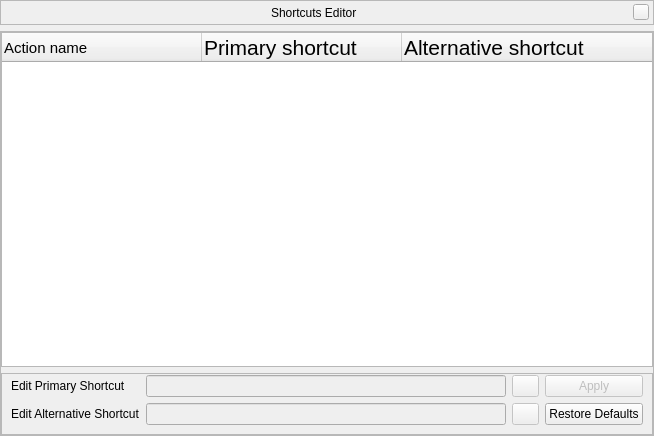
Before: the Qt Designer form src/gui/shortcutsDialog.ui in 519984307/stellarium_src, drawn with Qt 5.
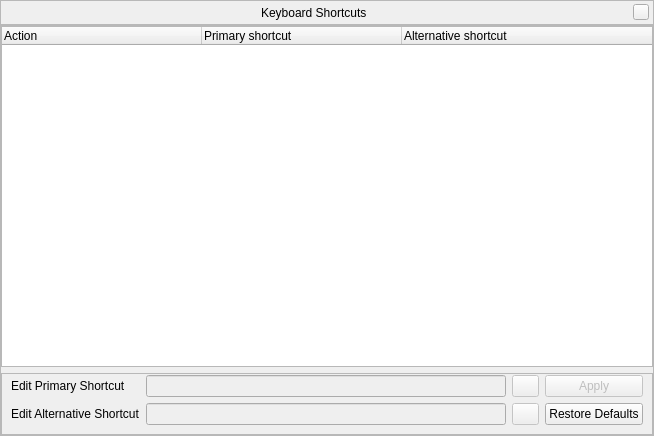
After: the same form once the commit is applied. Icons and pictures are not drawn. Custom widgets are drawn as their Qt base class.

Commit message: collapsible groups for ShortcutsDialog; code cleanup and documentation

What changed in the file:
```diff
--- a/src/gui/shortcutsDialog.ui
+++ b/src/gui/shortcutsDialog.ui
@@ -11,9 +11,12 @@
    </rect>
   </property>
   <property name="windowTitle">
-   <string>Form</string>
+   <string notr="true"/>
   </property>
   <layout class="QVBoxLayout" name="verticalLayout">
+   <property name="spacing">
+    <number>0</number>
+   </property>
    <property name="margin">
     <number>0</number>
    </property>
@@ -66,7 +69,7 @@
       <item>
        <widget class="QLabel" name="stelWindowTitle">
         <property name="text">
-         <string>Shortcuts Editor</string>
+         <string>Keyboard Shortcuts</string>
         </property>
        </widget>
       </item>
@@ -119,28 +122,12 @@
       </property>
       <item>
        <widget class="QTreeWidget" name="shortcutsTreeWidget">
-        <property name="font">
-         <font>
-          <pointsize>16</pointsize>
-          <weight>50</weight>
-          <bold>false</bold>
-         </font>
-        </property>
-        <property name="rootIsDecorated">
-         <bool>false</bool>
-        </property>
         <property name="uniformRowHeights">
          <bool>true</bool>
         </property>
-        <property name="sortingEnabled">
-         <bool>false</bool>
-        </property>
         <property name="allColumnsShowFocus">
          <bool>true</bool>
         </property>
-        <property name="headerHidden">
-         <bool>false</bool>
-        </property>
         <attribute name="headerDefaultSectionSize">
          <number>200</number>
         </attribute>
@@ -152,12 +139,7 @@
         </attribute>
         <column>
          <property name="text">
-          <string>Action name</string>
-         </property>
-         <property name="font">
-          <font>
-           <pointsize>11</pointsize>
-          </font>
+          <string>Action</string>
          </property>
         </column>
         <column>
```
The commit also changes 2 other files.
